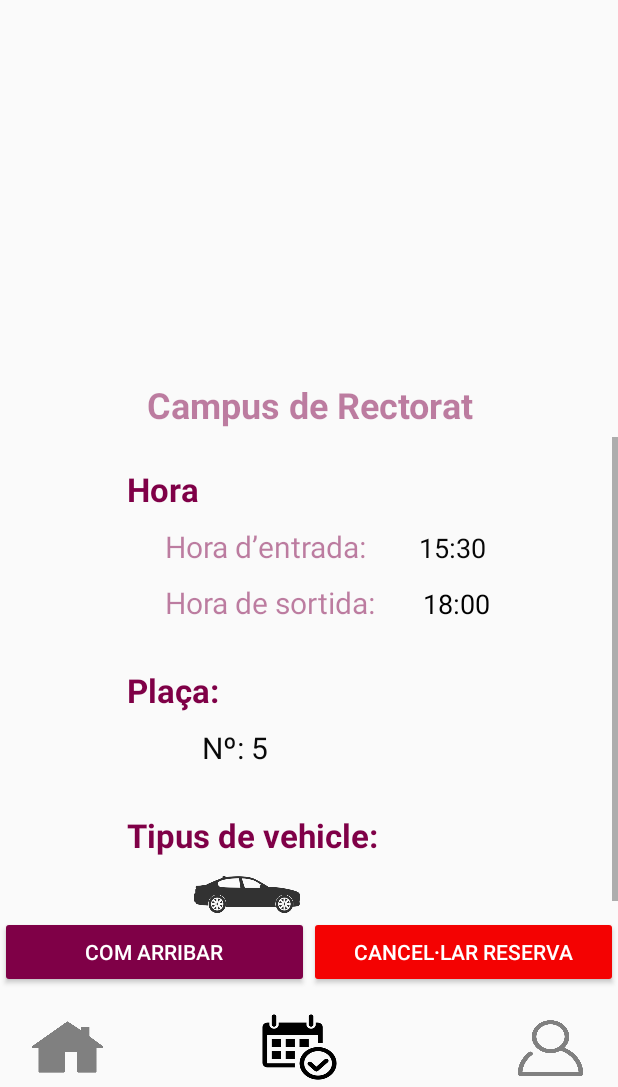
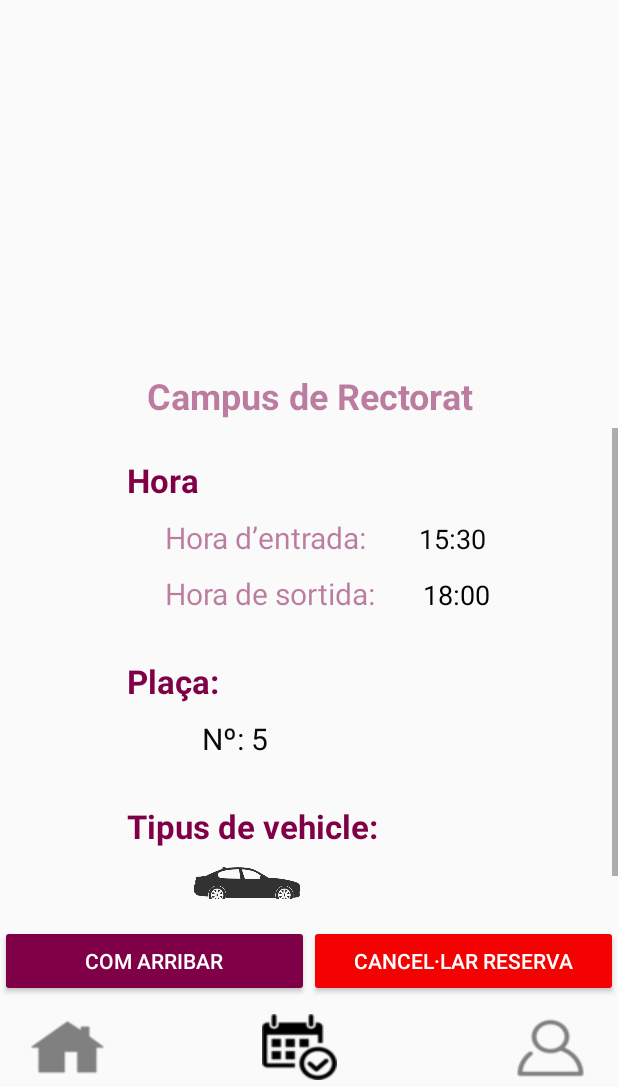
Before and after one commit to mpa19/CarParkFinder, an Android app: the MiReserva screen opened directly, with no data from a screen before it, on a phone screen of 412 x 824 dp, the part 149-1236 px from its top. Run offline under Robolectric (Android 15) with nearby library versions, the phone set to English and light mode, and no system bars; Roboto replaces fonts that are not available here.

```diff
--- a/app/src/main/java/com/example/marc/carparkfinder/Reservar.java
+++ b/app/src/main/java/com/example/marc/carparkfinder/Reservar.java
@@ -8,7 +8,6 @@ import android.graphics.Color;
 import android.os.Bundle;
 import android.view.View;
 import android.widget.Button;
-import android.widget.CompoundButton;
 import android.widget.RadioButton;
 import android.widget.RadioGroup;
 import android.widget.Toast;
--- a/app/src/main/res/layout/activity_details_parking.xml
+++ b/app/src/main/res/layout/activity_details_parking.xml
@@ -227,6 +227,7 @@
                 android:layout_width="match_parent"
                 android:layout_height="match_parent"
                 android:layout_weight="1.4"
+                android:gravity="bottom"
                 android:orientation="horizontal">
 
                 <Button
--- a/app/src/main/res/layout/activity_home_page.xml
+++ b/app/src/main/res/layout/activity_home_page.xml
@@ -518,7 +518,7 @@
 
         <LinearLayout
             android:layout_width="match_parent"
-            android:layout_height="wrap_content"
+            android:layout_height="match_parent"
             android:layout_marginLeft="20dp"
             android:layout_marginRight="20dp"
             android:layout_marginBottom="5dp"
--- a/app/src/main/res/layout/activity_mi_reserva.xml
+++ b/app/src/main/res/layout/activity_mi_reserva.xml
@@ -215,7 +215,8 @@
                 android:id="@+id/lyBtn"
                 android:layout_width="match_parent"
                 android:layout_height="match_parent"
-                android:layout_weight="1.55"
+                android:layout_weight="1.5"
+                android:gravity="bottom"
                 android:orientation="horizontal">
 
                 <Button
```
Also changed, not shown: app/src/main/java/com/example/marc/carparkfinder/SplashScreen.java (+8 -2 lines), app/src/main/res/drawable-v24/home.png, app/src/main/res/drawable-v24/prifle.png (deleted), app/src/main/res/drawable-v24/profile.png, app/src/main/res/drawable-v24/reserv.png, app/src/main/res/drawable/home.png, app/src/main/res/drawable/prifle.png (deleted), app/src/main/res/drawable/profile.png, app/src/main/res/drawable/reserv.png.
